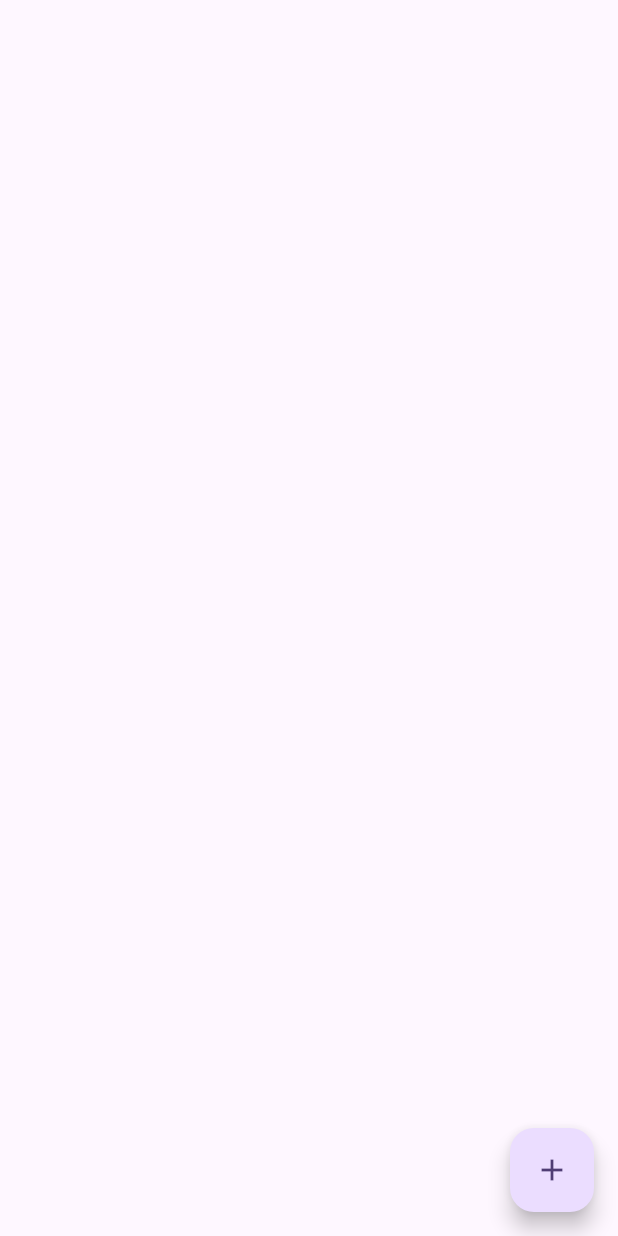
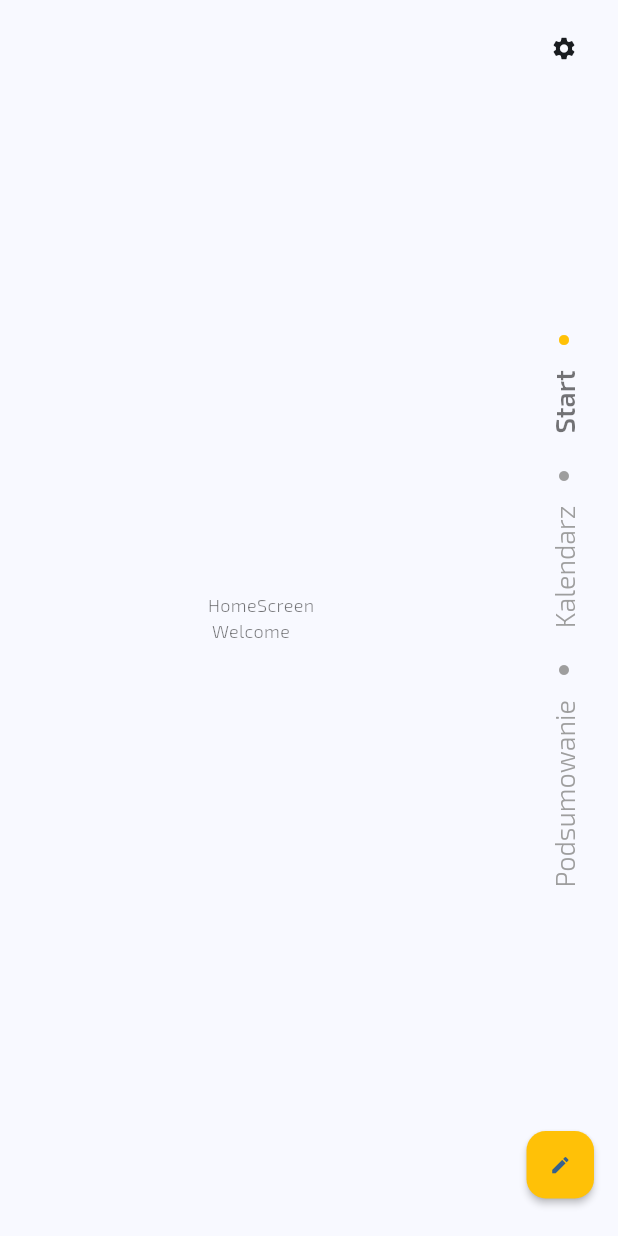
Before and after one commit to RafalSiuta/mrcheck, a Flutter app: the screen it shows after launch, on a phone screen of 412 x 824 dp. Run offline on Flutter 3.47's test engine with Material 3 defaults, Android fonts, the light colour scheme and no system bars; our stand-ins replace google_fonts.

Commit message:
1.build layout skeleton;2.build basic ui and navigation rail with functionality;3.build custom fab button;4.add basic theme data;

```diff
--- a/lib/main.dart
+++ b/lib/main.dart
@@ -1,4 +1,8 @@
 import 'package:flutter/material.dart';
+import 'package:google_fonts/google_fonts.dart';
+import 'package:mrcash/screens/mainscreen.dart';
+import 'package:mrcash/screens/settingsscreen.dart';
+import 'package:mrcash/utils/routes/custom_route.dart';
 
 void main() {
   runApp(const MyApp());
@@ -11,86 +15,105 @@ class MyApp extends StatelessWidget {
   @override
   Widget build(BuildContext context) {
     return MaterialApp(
-      title: 'Flutter Demo',
+      title: 'MrCash',
       theme: ThemeData(
-        // This is the theme of your application.
-        //
-        // TRY THIS: Try running your application with "flutter run". You'll see
-        // the application has a purple toolbar. Then, without quitting the app,
-        // try changing the seedColor in the colorScheme below to Colors.green
-        // and then invoke "hot reload" (save your changes or press the "hot
-        // reload" button in a Flutter-supported IDE, or press "r" if you used
-        // the command line to start the app).
-        //
-        // Notice that the counter didn't reset back to zero; the application
-        // state is not lost during the reload. To reset the state, use hot
-        // restart instead.
-        //
-        // This works for code too, not just values: Most code changes can be
-        // tested with just a hot reload.
-        colorScheme: ColorScheme.fromSeed(seedColor: Colors.deepPurple),
-        useMaterial3: true,
+          colorScheme: ColorScheme.fromSeed(seedColor: Colors.blue),
+          useMaterial3: true,
+        textTheme: TextTheme(
+          headlineLarge: GoogleFonts.exo2(
+              textStyle: const TextStyle(
+                  color: Colors.black54,
+                  fontSize: 32,
+                  fontWeight: FontWeight.w600
+              )),
+          headlineMedium: GoogleFonts.exo2(
+            textStyle: const TextStyle(
+                fontSize: 18,
+                color: Colors.black54,
+                fontWeight: FontWeight.w600,
+                decoration: TextDecoration.none),
+          ),
+          labelMedium: GoogleFonts.exo2(
+            textStyle: const TextStyle(
+                fontSize: 12,
+                color: Colors.black54,
+                fontWeight: FontWeight.w600,
+                decoration: TextDecoration.none),
+          ),
+          bodyMedium: GoogleFonts.exo2(
+            textStyle: const TextStyle(
+                fontSize: 12,
+                color: Colors.black54,
+                fontWeight: FontWeight.w300,
+                decoration: TextDecoration.none),
+          ),
+        ),
+          splashColor: Colors.transparent,
+          splashFactory: NoSplash.splashFactory,
+        focusColor: Colors.transparent,
+        navigationRailTheme: NavigationRailThemeData(
+          labelType: NavigationRailLabelType.all,
+          elevation: 0,
+          groupAlignment: -0.2,
+          useIndicator: true,
+          indicatorColor: Colors.transparent,
+          selectedIconTheme: IconThemeData(
+            color: Colors.amber
+          ),
+          unselectedIconTheme: IconThemeData(
+            color: Colors.grey
+          ),
+          selectedLabelTextStyle: GoogleFonts.exo2(
+            textStyle: const TextStyle(
+                fontSize: 18,
+                color: Colors.black54,
+                fontWeight: FontWeight.w600,
+                decoration: TextDecoration.none),
+          ),
+          unselectedLabelTextStyle: GoogleFonts.exo2(
+            textStyle: const TextStyle(
+                fontSize: 18,
+                color: Colors.grey,
+                fontWeight: FontWeight.w300,
+                decoration: TextDecoration.none),
+          )
+        ),
+        iconTheme: IconThemeData(
+          color: Colors.black54,
+          size: 18
+        ),
+        floatingActionButtonTheme: FloatingActionButtonThemeData(
+            backgroundColor: Colors.amber,
+            foregroundColor: Colors.transparent,
+            elevation: 0.2,
+            splashColor: Colors.transparent,
+            iconSize: 18,
+
+        )
       ),
-      home: const MyHomePage(title: 'Flutter Demo Home Page'),
+      initialRoute: '/',
+      onGenerateRoute: (route) => onGenerateRoute(route),
     );
   }
-}
 
-class MyHomePage extends StatefulWidget {
-  const MyHomePage({super.key, required this.title});
+  static CustomPageRoute onGenerateRoute(RouteSettings settings) {
+    switch (settings.name) {
+      case "/":
+        return CustomPageRoute(
+            child: const Main(),
+            settings: settings,
+            direction: AxisDirection.left);
 
-  // This widget is the home page of your application. It is stateful, meaning
-  // that it has a State object (defined below) that contains fields that affect
-  // how it looks.
-
-  // This class is the configuration for the state. It holds the values (in this
-  // case the title) provided by the parent (in this case the App widget) and
-  // used by the build method of the State. Fields in a Widget subclass are
-  // always marked "final".
-
-  final String title;
-
-  @override
-  State<MyHomePage> createState() => _MyHomePageState();
-}
-
-class _MyHomePageState extends State<MyHomePage> {
-  int _counter = 0;
-
-  void _incrementCounter() {
-    setState(() {
-      // This call to setState tells the Flutter framework that something has
-      // changed in this State, which causes it to rerun the build method below
-      // so that the display can reflect the updated values. If we changed
-      // _counter without calling setState(), then the build method would not be
-      // called again, and so nothing would appear to happen.
-      _counter++;
-    });
-  }
-
-  @override
-  Widget build(BuildContext context) {
-    // This method is rerun every time setState is called, for instance as done
-    // by the _incrementCounter method above.
-    //
-    // The Flutter framework has been optimized to make rerunning build methods
-    // fast, so that you can just rebuild anything that needs updating rather
-    // than having to individually change instances of widgets.
-    return Scaffold(
-      body: SafeArea(
-        child: Column(
-          mainAxisAlignment: MainAxisAlignment.start,
-          crossAxisAlignment: CrossAxisAlignment.start,
-          children: <Widget>[
-
-          ],
-        ),
-      ),
-      floatingActionButton: FloatingActionButton(
-        onPressed: _incrementCounter,
-        tooltip: 'Increment',
-        child: const Icon(Icons.add),
-      ), // This trailing comma makes auto-formatting nicer for build methods.
-    );
+      case "/settings":
+        return CustomPageRoute(
+            child: const SettingsScreen(),
+            settings: settings,
+            direction: AxisDirection.left);
+      default:
+        return CustomPageRoute(
+            child: const Main(),
+            settings: settings,
+            direction: AxisDirection.left);
+    }
   }
 }
--- /dev/null
+++ b/lib/models/nav_model/nav_model.dart
@@ -0,0 +1,8 @@
+import 'package:flutter/material.dart';
+
+class NavModel {
+  final String title;
+  final IconData icon;
+
+  NavModel({this.title = '', this.icon = Icons.circle});
+}
--- /dev/null
+++ b/lib/models/screen_model/screen_model.dart
@@ -0,0 +1,10 @@
+import 'package:flutter/widgets.dart';
+import '../nav_model/nav_model.dart';
+
+
+class ScreenModel {
+  ScreenModel({required this.page, required this.title});
+
+  final Widget? page;
+  final NavModel? title;
+}
--- a/lib/screens/calendarscreen.dart
+++ b/lib/screens/calendarscreen.dart
@@ -0,0 +1,12 @@
+import 'package:flutter/material.dart';
+
+class CalendarScreen extends StatelessWidget {
+  const CalendarScreen({super.key});
+
+  @override
+  Widget build(BuildContext context) {
+    return Center(
+      child: Text('Calendar Screen\n Welcome'),
+    );
+  }
+}
--- a/lib/screens/homescreen.dart
+++ b/lib/screens/homescreen.dart
@@ -1,12 +1,12 @@
 import 'package:flutter/material.dart';
 
-class Homescreen extends StatelessWidget {
-  const Homescreen({super.key});
+class HomeScreen extends StatelessWidget {
+  const HomeScreen({super.key});
 
   @override
   Widget build(BuildContext context) {
     return Center(
-      child: Text('HomeScreen\n Welcome'),
+      child: Text('HomeScreen\n Welcome',style: Theme.of(context).textTheme.bodyMedium,),
     );
   }
 }
--- /dev/null
+++ b/lib/screens/mainscreen.dart
@@ -0,0 +1,194 @@
+import 'package:flutter/material.dart';
+import 'package:mrcash/screens/homescreen.dart';
+import 'package:mrcash/screens/summaryscreen.dart';
+import 'package:mrcash/screens/value_creator.dart';
+
+import '../models/nav_model/nav_model.dart';
+import '../models/screen_model/screen_model.dart';
+import '../utils/routes/custom_route.dart';
+import '../widgets/buttons/custom_fab.dart';
+import '../widgets/menu_nav/nav_rail.dart';
+import 'calendarscreen.dart';
+
+class Main extends StatefulWidget {
+  const Main({super.key});
+
+  @override
+  State<Main> createState() => _MainState();
+}
+
+class _MainState extends State<Main> with SingleTickerProviderStateMixin {
+
+  late AnimationController _animationController;
+  late Animation _degOneTranslationAnimation, _degTwoTranslationAnimation;
+  late Animation _animationRotation;
+  late Animation<Offset> _menuAnimation;
+  late PageController _pageController;
+  int _currentPage = 0;
+
+  _onPageChange(int page) {
+    setState(() {
+      _pageController.animateToPage(page,
+          duration: const Duration(microseconds: 500), curve: Curves.easeIn);
+
+      _currentPage = page;
+    });
+  }
+
+  final List<ScreenModel> _pages = [
+    ScreenModel(
+      page: const HomeScreen(),
+      title: NavModel(
+        title: 'start',
+      ),
+    ),
+    ScreenModel(
+      page: const CalendarScreen(),
+      title: NavModel(
+        title: 'kalendarz',
+      ),
+    ),
+    ScreenModel(
+        page: const SummaryScreen(),
+        title: NavModel(
+          title: 'podsumowanie',
+        )),
+
+  ];
+
+  void hideTrigger() {
+    if (_animationController.isCompleted) {
+      setState(() {
+        _animationController.reverse();
+      });
+    }
+  }
+
+  void trigger() {
+    setState(() {
+      if (_animationController.isCompleted) {
+        _animationController.reverse();
+      } else {
+        _animationController.forward();
+      }
+    });
+  }
+
+  @override
+  void initState() {
+    _pageController = PageController(initialPage: _currentPage);
+    _animationController = AnimationController(
+        vsync: this, duration: const Duration(milliseconds: 300));
+
+    _degOneTranslationAnimation = TweenSequence([
+      TweenSequenceItem<double>(
+          tween: Tween<double>(begin: 0.0, end: 1.2), weight: 75.0),
+      TweenSequenceItem<double>(
+          tween: Tween<double>(begin: 1.2, end: 1.0), weight: 25.0)
+    ]).animate(_animationController);
+    _degTwoTranslationAnimation = TweenSequence([
+      TweenSequenceItem<double>(
+          tween: Tween<double>(begin: 0.0, end: 1.4), weight: 55.0),
+      TweenSequenceItem<double>(
+          tween: Tween<double>(begin: 1.4, end: 1.0), weight: 45.0)
+    ]).animate(_animationController);
+
+    _animationRotation = Tween<double>(begin: 180.0, end: 0.0).animate(
+        CurvedAnimation(parent: _animationController, curve: Curves.easeOut));
+
+    _menuAnimation = Tween<Offset>(
+        begin: const Offset(0.0, 0.0), end: const Offset(-0.5, 0.0))
+        .animate(CurvedAnimation(
+        parent: _animationController, curve: Curves.easeInOutBack));
+
+    super.initState();
+
+    _animationController.addListener(() {
+      setState(() {});
+    });
+  }
+
+  @override
+  void dispose() {
+    _pageController.dispose();
+    _animationController.dispose();
+    super.dispose();
+  }
+  @override
+  Widget build(BuildContext context) {
+    return Scaffold(
+      resizeToAvoidBottomInset: false,
+      backgroundColor: Theme.of(context).scaffoldBackgroundColor,
+      body: SafeArea(child: Row(
+        crossAxisAlignment: CrossAxisAlignment.stretch,
+        children: [
+          Expanded(
+            child: Padding(
+              padding: EdgeInsets.only(left: 8.0),
+              child: Center(
+                  key: widget.key,
+                  child: PageView.builder(
+                      physics: NeverScrollableScrollPhysics(),
+                      itemCount: _pages.length,
+                      controller: _pageController,
+                      onPageChanged: _onPageChange,
+                      itemBuilder: (context, index) {
+                        return _pages
+                            .map((e) => e.page!)
+                            .toList()
+                            .elementAt(index);
+                      })),
+            ),
+          ),
+          SideNav(
+            key: widget.key,
+            leading: IconButton(
+              splashColor: Colors.transparent,
+              icon: Icon(
+                Icons.settings,
+                color: Theme.of(context).textTheme.displayLarge!.color,
+                size: 18,
+              ),
+              onPressed: () async {
+                await Navigator.pushNamed(context, '/settings');
+              },
+            ),
+            itemCount: _pages.length,
+            titles: _pages.map((e) => e.title!).toList(),
+            selectedItem: _currentPage,
+            onTap: (int sel) {
+              _onPageChange(sel);
+              hideTrigger();
+            },
+          ),
+        ],
+      )),
+      floatingActionButton: CustomFab(
+        translationValueOne: _degOneTranslationAnimation.value,
+        translationValueTwo: _degTwoTranslationAnimation.value,
+        rotationValue: _animationRotation.value,
+        ignorePointer: _animationController.isCompleted ? true : false,
+        onTap: () {
+          trigger();
+        },
+        hideBtn: () {
+          hideTrigger();
+        },
+        addTask: () async {
+          await Navigator.push(
+              context,
+              CustomPageRoute(
+                  child: ValueCreator(),
+                  direction: AxisDirection.up));
+        },
+        addNote: () async {
+          await Navigator.push(
+              context,
+              CustomPageRoute(
+                child: ValueCreator(),
+              ));
+        },
+      ),
+    );
+  }
+}
--- /dev/null
+++ b/lib/screens/settingsscreen.dart
@@ -0,0 +1,12 @@
+import 'package:flutter/material.dart';
+
+class SettingsScreen extends StatelessWidget {
+  const SettingsScreen({super.key});
+
+  @override
+  Widget build(BuildContext context) {
+    return Center(
+      child: Text("Settings",style: Theme.of(context).textTheme.bodyMedium),
+    );
+  }
+}
--- a/lib/screens/summaryscreen.dart
+++ b/lib/screens/summaryscreen.dart
@@ -0,0 +1,12 @@
+import 'package:flutter/material.dart';
+
+class SummaryScreen extends StatelessWidget {
+  const SummaryScreen({super.key});
+
+  @override
+  Widget build(BuildContext context) {
+    return Center(
+      child: Text('SummaryScreen\n Welcome',style: Theme.of(context).textTheme.bodyMedium),
+    );
+  }
+}
--- /dev/null
+++ b/lib/screens/value_creator.dart
@@ -0,0 +1,19 @@
+import 'package:flutter/material.dart';
+
+class ValueCreator extends StatefulWidget {
+  const ValueCreator({super.key});
+
+  @override
+  State<ValueCreator> createState() => _ValueCreatorState();
+}
+
+class _ValueCreatorState extends State<ValueCreator> {
+  @override
+  Widget build(BuildContext context) {
+    return Scaffold(
+      resizeToAvoidBottomInset: false,
+      backgroundColor: Theme.of(context).scaffoldBackgroundColor,
+      body: SafeArea(child: Center(child: Text('add value'),)),
+    );
+  }
+}
--- /dev/null
+++ b/lib/utils/extensions/string_extension.dart
@@ -0,0 +1,8 @@
+extension Titles on String {
+  String capitalizeFirstLetter() {
+    if (isEmpty) {
+      return "";
+    }
+    return "${this[0].toUpperCase()}${substring(1)}";
+  }
+}
--- /dev/null
+++ b/lib/utils/routes/custom_route.dart
@@ -0,0 +1,38 @@
+import 'package:flutter/material.dart';
+
+class CustomPageRoute extends PageRouteBuilder {
+  final Widget child;
+  final AxisDirection direction;
+
+  CustomPageRoute(
+      {required this.child,
+        this.direction = AxisDirection.right,
+        RouteSettings? settings})
+      : super(
+      transitionDuration: const Duration(milliseconds: 500),
+      reverseTransitionDuration: const Duration(milliseconds: 500),
+      pageBuilder: (context, animation, secondaryAnimation) => child,
+      settings: settings);
+
+  @override
+  Widget buildTransitions(BuildContext context, Animation<double> animation,
+      Animation<double> secondaryAnimation, Widget child) =>
+      SlideTransition(
+        position: Tween<Offset>(begin: getBeginOffset(), end: Offset.zero)
+            .animate(CurvedAnimation(parent: animation, curve: Curves.ease)),
+        child: child,
+      );
+
+  Offset getBeginOffset() {
+    switch (direction) {
+      case AxisDirection.up:
+        return const Offset(0, 1);
+      case AxisDirection.down:
+        return const Offset(0, -1);
+      case AxisDirection.right:
+        return const Offset(-1, 0);
+      case AxisDirection.left:
+        return const Offset(1, 0);
+    }
+  }
+}
--- /dev/null
+++ b/lib/widgets/buttons/custom_fab.dart
@@ -0,0 +1,146 @@
+import 'package:flutter/material.dart';
+
+class CustomFab extends StatelessWidget {
+  //final IconData icon;
+  final Function onTap;
+  final Function addTask;
+  final Function addNote;
+  final Function hideBtn;
+  final double translationValueOne;
+  final double translationValueTwo;
+  final double rotationValue;
+
+  final bool ignorePointer;
+
+  const CustomFab(
+      {super.key,
+        required this.hideBtn,
+        // required this.icon,
+        required this.onTap,
+        required this.addNote,
+        required this.translationValueOne,
+        required this.translationValueTwo,
+        required this.rotationValue,
+        required this.addTask,
+        required this.ignorePointer});
+
+  double getRadianFromDegree(double degree) {
+    double unitRadian = 57.295779513;
+    return degree / unitRadian;
+  }
+
+  @override
+  Widget build(BuildContext context) {
+    var fabSize = 45.0;
+    double btnRadius = 15.0;
+    double iconSize = 18;
+    return Padding(
+      padding: EdgeInsets.only(bottom: fabSize * 0.2),
+      child: Stack(
+        alignment: Alignment.bottomCenter,
+        children: [
+          Visibility(
+            visible: ignorePointer,
+            child: IgnorePointer(
+              child: Container(
+                color: Colors.transparent,
+                height: fabSize * 3.8,
+                width: fabSize,
+                margin: EdgeInsets.only(bottom: fabSize * 0.2),
+              ),
+            ),
+          ),
+          Transform.translate(
+            offset: Offset.fromDirection(getRadianFromDegree(270),
+                translationValueOne * (fabSize * 2 + 40)),
+            child: Transform(
+              transform: Matrix4.rotationZ(getRadianFromDegree(rotationValue))
+                ..scale(translationValueOne),
+              alignment: Alignment.center,
+              child: Container(
+                decoration: BoxDecoration(
+                  color: Theme.of(context)
+                      .floatingActionButtonTheme
+                      .backgroundColor,
+                  shape: BoxShape.rectangle,
+                  boxShadow: <BoxShadow>[
+                    BoxShadow(
+                      color: Theme.of(context).unselectedWidgetColor.withValues(alpha: 0.5),
+                      offset: const Offset(0.5, 0.5),
+                      blurRadius: 0.2,
+                    ),
+                  ],
+                  borderRadius: BorderRadius.all(Radius.circular(btnRadius)),),
+                width: fabSize,
+                height: fabSize,
+                child: IconButton(
+                  icon: Icon(Icons.add_card,
+                      color: Theme.of(context).colorScheme.primary,
+                      size: iconSize),
+                  onPressed: () {
+                    addTask();
+                    hideBtn();
+                  },
+                  enableFeedback: true,
+                ),
+              ),
+            ),
+          ),
+          Transform.translate(
+            offset: Offset.fromDirection(getRadianFromDegree(270),
+                translationValueTwo * (fabSize + 20)),
+            child: Transform(
+              transform: Matrix4.rotationZ(getRadianFromDegree(rotationValue))
+                ..scale(translationValueTwo),
+              alignment: Alignment.center,
+              child: Container(
+                decoration: BoxDecoration(
+                    color: Theme.of(context)
+                        .floatingActionButtonTheme
+                        .backgroundColor,
+                    boxShadow: <BoxShadow>[
+                      BoxShadow(
+                        color: Theme.of(context).unselectedWidgetColor.withValues(alpha: 0.5),
+                        offset: const Offset(0.5, 0.5),
+                        blurRadius: 0.2,
+                      ),
+                    ],
+                    shape: BoxShape.rectangle, borderRadius: BorderRadius.all(Radius.circular(btnRadius))),
+                width: fabSize,
+                height: fabSize,
+                child: IconButton(
+                  icon: Icon(
+                    Icons.subtitles,
+                    color: Theme.of(context).colorScheme.primary,
+                    size: iconSize,
+                  ),
+                  onPressed: () {
+                    addNote();
+                    hideBtn();
+                  },
+                  enableFeedback: true,
+                ),
+              ),
+            ),
+          ),
+          SizedBox(
+            width: fabSize,
+            height: fabSize,
+            child: FittedBox(
+              child: FloatingActionButton(
+                elevation: 2,
+                isExtended: true,
+                child: Icon(Icons.edit,
+                  size: iconSize,
+                  color: Theme.of(context).colorScheme.primary,),
+                onPressed: () {
+                  onTap();
+                },
+              ),
+            ),
+          ),
+        ],
+      ),
+    );
+  }
+}
--- /dev/null
+++ b/lib/widgets/cards/wallet_card.dart
@@ -0,0 +1,15 @@
+import 'package:flutter/material.dart';
+
+
+class WalletCard extends StatelessWidget {
+  const WalletCard( {this.title = "title",super.key});
+
+  final String title;
+
+  @override
+  Widget build(BuildContext context) {
+    return Card(
+      child: Text(title,style: Theme.of(context).textTheme.labelMedium,),
+    );
+  }
+}
--- /dev/null
+++ b/lib/widgets/menu_nav/nav_rail.dart
@@ -0,0 +1,64 @@
+import 'package:flutter/material.dart';
+import 'package:mrcash/models/nav_model/nav_model.dart';
+import 'package:mrcash/utils/extensions/string_extension.dart';
+
+
+
+class SideNav extends StatelessWidget {
+  final int itemCount;
+  final List<NavModel> titles;
+  final Function(int index) onTap;
+  final int selectedItem;
+  final Widget? leading;
+  final Widget? trailing;
+  final int quarterTurns;
+  final Color backgroundColor;
+  final double navDotIndicatorSize;
+
+  const SideNav(
+      {super.key,
+      required this.itemCount,
+      required this.titles,
+      required this.onTap,
+      required this.selectedItem,
+      this.leading,
+      this.trailing,
+      this.quarterTurns = -1,
+      this.backgroundColor = Colors.transparent,
+      this.navDotIndicatorSize = 8.0});
+  @override
+  Widget build(BuildContext context) {
+    var menuTop = 20.0;
+    return Container(
+      key: key,
+      margin: EdgeInsets.zero,
+      child: NavigationRail(
+          minWidth: 40,
+          leading: leading,
+          trailing: trailing,
+          backgroundColor: Colors.transparent,
+          destinations: List.generate(
+              itemCount,
+                  (index) => NavigationRailDestination(
+                icon: Icon(
+                  titles[index].icon,
+                  size: navDotIndicatorSize,
+                  fill: 0.0,
+                ),
+                selectedIcon: Icon(
+                  titles[index].icon,
+                  size: navDotIndicatorSize,
+                  fill: 0.0,
+                ),
+                label: RotatedBox(
+                    quarterTurns: -1,
+                    child: Text(titles[index].title
+                            .capitalizeFirstLetter()
+                      // '${titles[index].title}  ',
+                    )),
+              )).toList(),
+          selectedIndex: selectedItem,
+          onDestinationSelected: onTap),
+    );
+  }
+}
--- a/pubspec.yaml
+++ b/pubspec.yaml
@@ -35,8 +35,9 @@ dependencies:
   # Use with the CupertinoIcons class for iOS style icons.
   cupertino_icons: ^1.0.8
   table_calendar: ^3.2.0 #import 'package:table_calendar/table_calendar.dart';
-  provider: ^6.1.2 #import 'package:provider/provider.dart';
   hive_flutter: ^1.1.0 #import 'package:hive_flutter/hive_flutter.dart';
+  google_fonts: ^6.3.2
+  provider: ^6.1.5+1
   intl: ^0.20.2
 
 
```
Also changed, not shown: lib/styles/AppTheme.dart (added), pubspec.lock, 24 other files.
